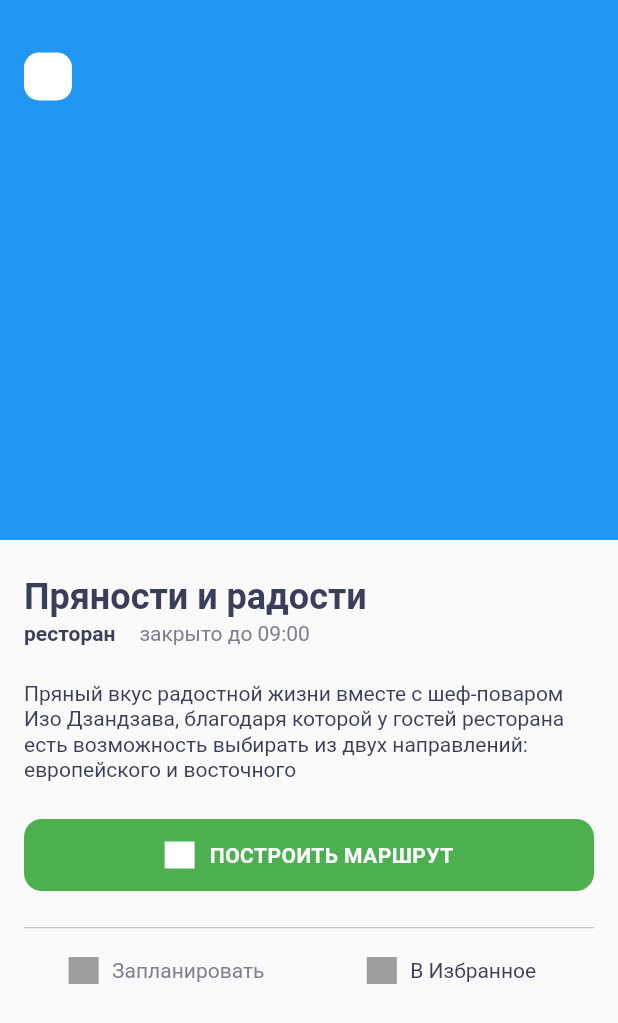
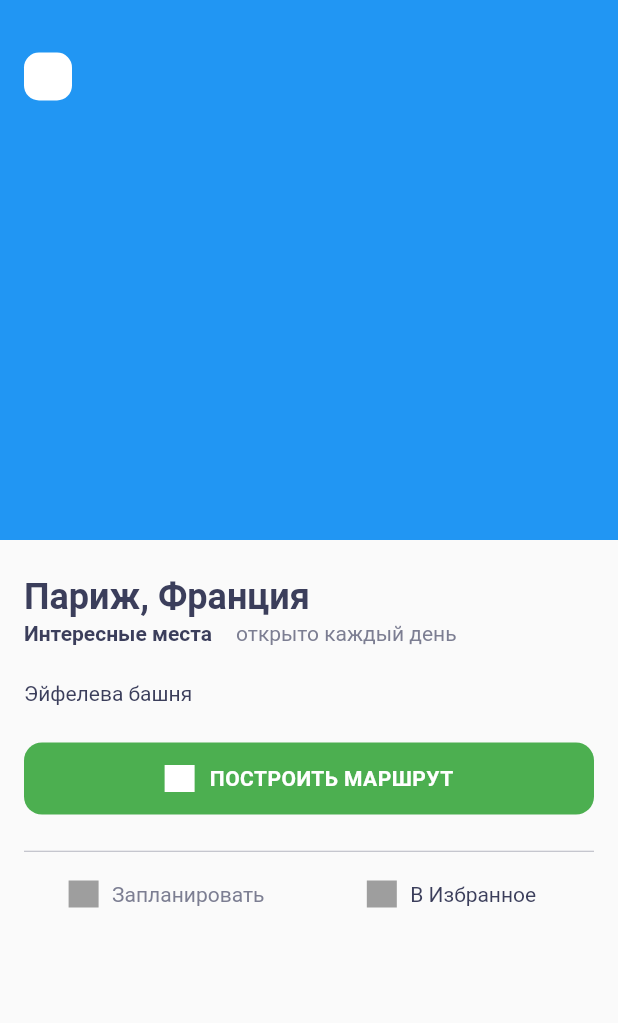
Before and after one commit to sezim-akirova/places, a Flutter app: the screen it shows after launch, on a phone screen of 412 x 824 dp. Shown: the top 1023 px of the screen. Run offline on Flutter 3.47's test engine with Material 2 defaults, Android fonts, the phone set to English and light mode, and no system bars.

Commit message:
работа над ошибками

```diff
--- a/lib/domain/sight.dart
+++ b/lib/domain/sight.dart
@@ -1,3 +1,4 @@
+
 class Sight {
   final String name;
   final double lat;
--- a/lib/main.dart
+++ b/lib/main.dart
@@ -1,4 +1,6 @@
 import 'package:flutter/material.dart';
+import 'package:places/domain/sight.dart';
+import 'package:places/mocks.dart';
 import 'package:places/ui/screen/sight_details.dart';
 import 'package:places/ui/screen/sight_list_screen.dart';
 
@@ -13,7 +15,7 @@ class App extends StatelessWidget {
   Widget build(BuildContext context) {
     return MaterialApp(
       debugShowCheckedModeBanner: false,
-      home: SightDetails(),
+      home: SightDetails(sight: mocks[1]),
       title: "First title",
     );
   }
--- a/lib/mocks.dart
+++ b/lib/mocks.dart
@@ -3,23 +3,23 @@ import 'domain/sight.dart';
 
 final List mocks = [
   Sight(
-    name: "Каракол, Киргизия",
+    name: "Каракол, Кыргызстан",
     lat: 328,
     lon: 96,
-    url: "https://www.undp.org/sites/g/files/zskgke326/files/migration/kg/file_156.jpeg",
+    url:
+        "https://www.undp.org/sites/g/files/zskgke326/files/migration/kg/file_156.jpeg",
     details: "Красивые горы",
-    type: "Природа",
+    type: "Интересные места",
   ),
-
   Sight(
     name: "Париж, Франция",
     lat: 328,
     lon: 96,
-    url: "https://res.klook.com/image/upload/fl_lossy.progressive,w_800,c_fill,q_85/Mobile/City/swox6wjsl5ndvkv5jvum.jpg",
+    url:
+        "https://res.klook.com/image/upload/fl_lossy.progressive,w_800,c_fill,q_85/Mobile/City/swox6wjsl5ndvkv5jvum.jpg",
     details: "Эйфелева башня",
     type: "Интересные места",
   ),
-
   Sight(
     name: "Нью Йорк, США",
     lat: 328,
@@ -28,4 +28,30 @@ final List mocks = [
     details: "Статуя свободы",
     type: "Интересные места",
   ),
+  Sight(
+    name: "Москва, Россия",
+    lat: 328,
+    lon: 96,
+    url:
+        "https://img.magput.ru/pics/large/8d55ceaa-55c0-4732-82eb-32b9d85610de.jpg",
+    details: "Крмель",
+    type: "Интересные места",
+  ),
+  Sight(
+    name: "Рим, Италия",
+    lat: 328,
+    lon: 96,
+    url:
+        "https://planetofhotels.com/guide/sites/default/files/styles/paragraph__live_banner__lb_image__1880bp/public/live_banner/rome_0.jpg",
+    details: "Колизей",
+    type: "Интересные места",
+  ),
+  Sight(
+    name: "Дубай, ОАЭ",
+    lat: 328,
+    lon: 96,
+    url: "https://imgmedia.xgo.ru/cities/dubai/sights/1-budj2.jpg",
+    details: "Бурж Халифа",
+    type: "Интересные места",
+  ),
 ];
--- /dev/null
+++ b/lib/res/app_strings.dart
@@ -0,0 +1,7 @@
+import 'package:flutter/material.dart';
+
+class AppStrings {
+  static const buildRoute = 'ПОСТРОИТЬ МАРШРУТ';
+  static const favorites = 'В Избранное';
+  static const schedule = "Запланировать";
+}
--- a/lib/ui/screen/sight_details.dart
+++ b/lib/ui/screen/sight_details.dart
@@ -1,7 +1,10 @@
 import 'package:flutter/material.dart';
+import 'package:places/res/app_strings.dart';
+import '../../domain/sight.dart';
 
 class SightDetails extends StatefulWidget {
-  const SightDetails({super.key});
+  final Sight sight;
+  const SightDetails({super.key, required this.sight});
 
   @override
   State<SightDetails> createState() => _SightDetailsState();
@@ -46,28 +49,28 @@ class _SightDetailsState extends State<SightDetails> {
               child: Column(
                 crossAxisAlignment: CrossAxisAlignment.start,
                 children: [
-                  const Text(
-                    "Пряности и радости",
-                    style: TextStyle(
+                  Text(
+                    widget.sight.name,
+                    style: const TextStyle(
                       fontSize: 24,
                       fontWeight: FontWeight.w700,
                       color: Color.fromRGBO(59, 62, 91, 1),
                     ),
                   ),
                   const SizedBox(height: 2),
-                  const Row(
+                  Row(
                     children: [
                       Text(
-                        "ресторан",
-                        style: TextStyle(
+                        widget.sight.type,
+                        style: const TextStyle(
                           color: Color.fromRGBO(59, 62, 91, 1),
                           fontSize: 14,
                           fontWeight: FontWeight.w700,
                         ),
                       ),
-                      SizedBox(width: 16),
-                      Text(
-                        "закрыто до 09:00",
+                      const SizedBox(width: 16),
+                      const Text(
+                        "открыто каждый день",
                         style: TextStyle(
                             fontWeight: FontWeight.w400,
                             color: Color.fromRGBO(124, 126, 146, 1),
@@ -76,9 +79,9 @@ class _SightDetailsState extends State<SightDetails> {
                     ],
                   ),
                   const SizedBox(height: 24),
-                  const Text(
-                    "Пряный вкус радостной жизни вместе с шеф-поваром Изо Дзандзава, благодаря которой у гостей ресторана есть возможность выбирать из двух направлений: европейского и восточного",
-                    style: TextStyle(
+                  Text(
+                    widget.sight.details,
+                    style: const TextStyle(
                       color: Color.fromRGBO(59, 62, 91, 1),
                       fontSize: 14,
                       height: 1.2,
@@ -104,7 +107,7 @@ class _SightDetailsState extends State<SightDetails> {
                         ),
                         const SizedBox(width: 10),
                         const Text(
-                          "ПОСТРОИТЬ МАРШРУТ",
+                          AppStrings.buildRoute,
                           style: TextStyle(
                             color: Colors.white,
                             fontWeight: FontWeight.w700,
@@ -131,7 +134,7 @@ class _SightDetailsState extends State<SightDetails> {
                                   color: Colors.grey, width: 20, height: 18),
                               const SizedBox(width: 9),
                               const Text(
-                                "Запланировать",
+                                AppStrings.schedule,
                                 style: TextStyle(
                                   fontSize: 14,
                                   color: Color.fromRGBO(124, 126, 146, 1),
@@ -152,7 +155,7 @@ class _SightDetailsState extends State<SightDetails> {
                                   color: Colors.grey, width: 20, height: 18),
                               const SizedBox(width: 9),
                               const Text(
-                                "В Избранное",
+                                AppStrings.favorites,
                                 style: TextStyle(
                                   fontSize: 14,
                                   color: Color.fromRGBO(59, 62, 91, 1),
```
Also changed, not shown: lib/ui/screen/sight_card.dart (+14 -14 lines), lib/ui/screen/sight_list_screen.dart (+3 -6 lines).
